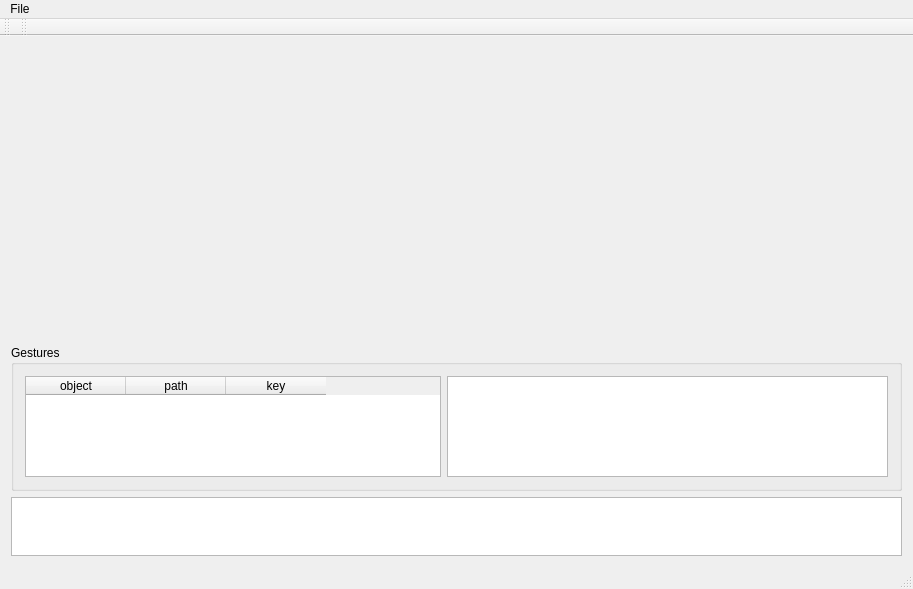
Above: tools/MouseGestures/mousegestures.ui from qreal/qreal before the change. Below: the same form after it.
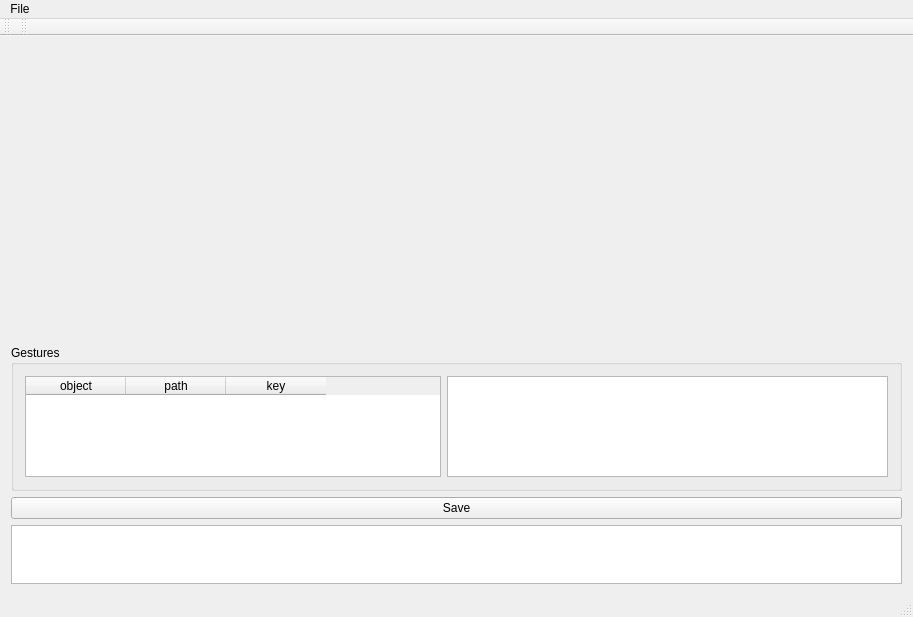
That is the form after the change.

```diff
--- a/tools/MouseGestures/mousegestures.ui
+++ b/tools/MouseGestures/mousegestures.ui
@@ -7,7 +7,7 @@
     <x>0</x>
     <y>0</y>
     <width>913</width>
-    <height>569</height>
+    <height>573</height>
    </rect>
   </property>
   <property name="windowTitle">
@@ -87,6 +87,13 @@
       </layout>
      </widget>
     </item>
+    <item>
+     <widget class="QPushButton" name="bSave">
+      <property name="text">
+       <string>Save</string>
+      </property>
+     </widget>
+    </item>
     <item>
      <widget class="QTextEdit" name="teObject">
       <property name="maximumSize">
```
Left out of the diff: 2 changed lines with no effect on the pictures.
